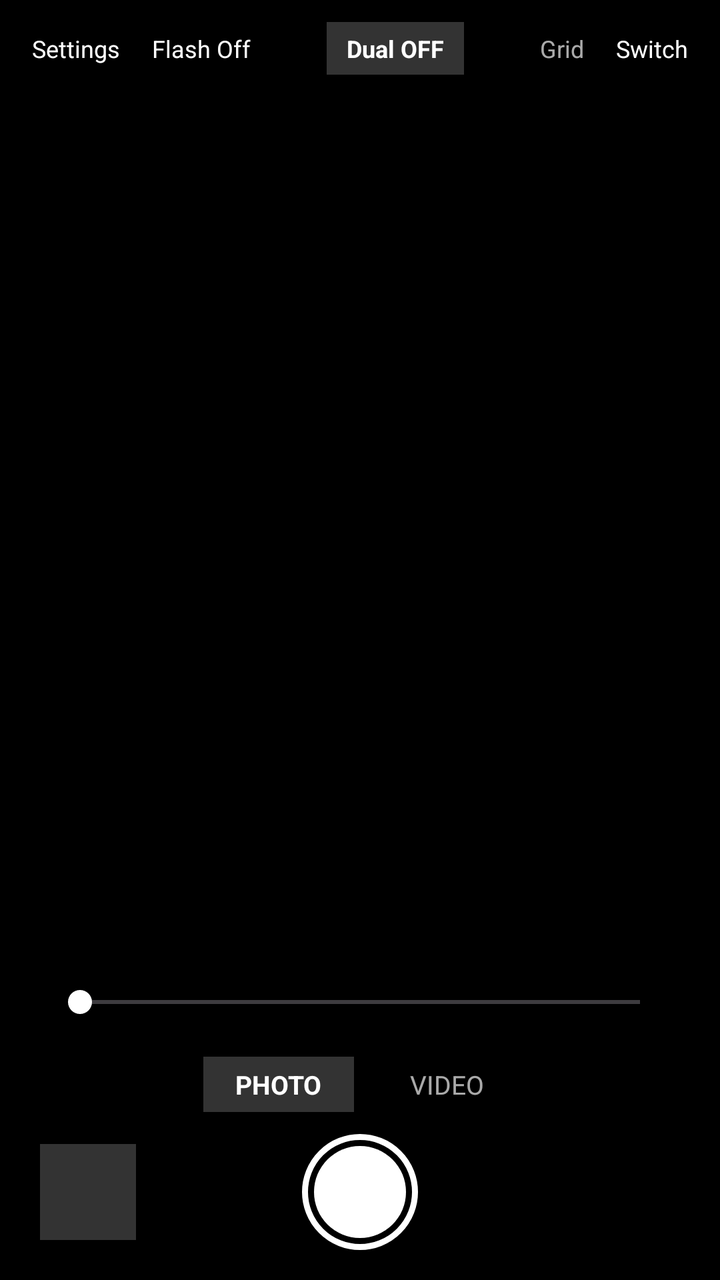
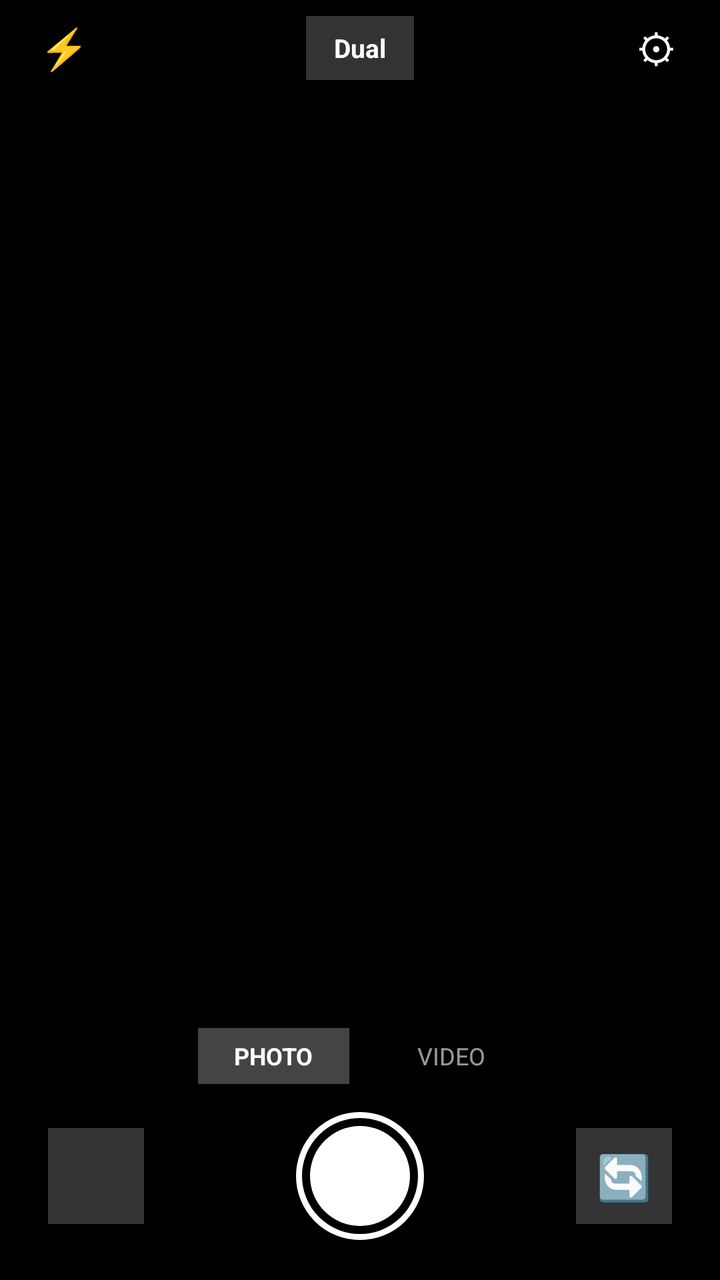

The first picture is an Android layout as it rendered before a commit; the second is the same layout after the commit. The layout source and the unified diff follow.
<!-- AndroidManifest.xml: application theme Theme.Material3.Dark.NoActionBar -->
<!-- res/layout/activity_main.xml -->
<?xml version="1.0" encoding="utf-8"?>
<FrameLayout xmlns:android="http://schemas.android.com/apk/res/android"
    android:id="@+id/root"
    android:layout_width="match_parent"
    android:layout_height="match_parent"
    android:background="#000000">

    <TextureView
        android:id="@+id/mainPreview"
        android:layout_width="match_parent"
        android:layout_height="match_parent" />

    <View
        android:id="@+id/gridOverlay"
        android:layout_width="match_parent"
        android:layout_height="match_parent"
        android:background="@drawable/grid_lines"
        android:visibility="gone" />

    
    <FrameLayout
        android:id="@+id/pipContainer"
        android:layout_width="100dp"
        android:layout_height="133dp"
        android:layout_gravity="bottom|end"
        android:layout_marginEnd="12dp"
        android:layout_marginBottom="120dp"
        android:background="#55FFFFFF"
        android:elevation="8dp"
        android:visibility="gone">

        <TextureView
            android:id="@+id/pipPreview"
            android:layout_width="match_parent"
            android:layout_height="match_parent" />
    </FrameLayout>

    
    <LinearLayout
        android:layout_width="match_parent"
        android:layout_height="wrap_content"
        android:layout_gravity="top"
        android:orientation="horizontal"
        android:gravity="center_vertical"
        android:padding="8dp"
        android:background="#88000000">

        <TextView
            android:id="@+id/btnSettings"
            android:layout_width="wrap_content"
            android:layout_height="wrap_content"
            android:padding="8dp"
            android:text="Settings"
            android:textColor="#FFF"
            android:textSize="12sp" />

        <TextView
            android:id="@+id/btnFlash"
            android:layout_width="wrap_content"
            android:layout_height="wrap_content"
            android:padding="8dp"
            android:text="Flash Off"
            android:textColor="#FFF"
            android:textSize="12sp" />

        <View android:layout_width="0dp" android:layout_height="1dp" android:layout_weight="1" />

        <TextView
            android:id="@+id/btnDual"
            android:layout_width="wrap_content"
            android:layout_height="wrap_content"
            android:paddingLeft="10dp"
            android:paddingRight="10dp"
            android:paddingTop="5dp"
            android:paddingBottom="5dp"
            android:text="Dual OFF"
            android:textColor="#FFF"
            android:textSize="12sp"
            android:textStyle="bold"
            android:background="#33FFFFFF" />

        <View android:layout_width="0dp" android:layout_height="1dp" android:layout_weight="1" />

        <TextView
            android:id="@+id/btnGrid"
            android:layout_width="wrap_content"
            android:layout_height="wrap_content"
            android:padding="8dp"
            android:text="Grid"
            android:textColor="#AAFFFFFF"
            android:textSize="12sp" />

        <TextView
            android:id="@+id/btnSwitch"
            android:layout_width="wrap_content"
            android:layout_height="wrap_content"
            android:padding="8dp"
            android:text="Switch"
            android:textColor="#FFF"
            android:textSize="12sp" />
    </LinearLayout>

    <TextView
        android:id="@+id/statusText"
        android:layout_width="match_parent"
        android:layout_height="wrap_content"
        android:layout_gravity="top"
        android:layout_marginTop="44dp"
        android:gravity="center"
        android:padding="4dp"
        android:text=""
        android:textColor="#CCFFFFFF"
        android:textSize="11sp" />

    
    <SeekBar
        android:id="@+id/zoomBar"
        android:layout_width="match_parent"
        android:layout_height="wrap_content"
        android:layout_gravity="bottom"
        android:layout_marginBottom="130dp"
        android:layout_marginLeft="24dp"
        android:layout_marginRight="24dp"
        android:max="100"
        android:progress="0"
        android:progressTint="#FFFFFF"
        android:thumbTint="#FFFFFF" />

    
    <LinearLayout
        android:layout_width="match_parent"
        android:layout_height="wrap_content"
        android:layout_gravity="bottom"
        android:orientation="vertical"
        android:background="#99000000"
        android:paddingTop="6dp"
        android:paddingBottom="12dp">

        <LinearLayout
            android:layout_width="match_parent"
            android:layout_height="wrap_content"
            android:gravity="center"
            android:orientation="horizontal"
            android:paddingBottom="8dp">

            <TextView
                android:id="@+id/btnModePhoto"
                android:layout_width="wrap_content"
                android:layout_height="wrap_content"
                android:paddingLeft="16dp"
                android:paddingRight="16dp"
                android:paddingTop="5dp"
                android:paddingBottom="5dp"
                android:text="PHOTO"
                android:textColor="#FFFFFF"
                android:textSize="13sp"
                android:textStyle="bold"
                android:background="#33FFFFFF" />

            <TextView
                android:id="@+id/btnModeVideo"
                android:layout_width="wrap_content"
                android:layout_height="wrap_content"
                android:layout_marginStart="12dp"
                android:paddingLeft="16dp"
                android:paddingRight="16dp"
                android:paddingTop="5dp"
                android:paddingBottom="5dp"
                android:text="VIDEO"
                android:textColor="#AAFFFFFF"
                android:textSize="13sp" />
        </LinearLayout>

        <RelativeLayout
            android:layout_width="match_parent"
            android:layout_height="64dp">

            
            <ImageView
                android:id="@+id/thumbPreview"
                android:layout_width="48dp"
                android:layout_height="48dp"
                android:layout_alignParentStart="true"
                android:layout_centerVertical="true"
                android:layout_marginStart="20dp"
                android:scaleType="centerCrop"
                android:background="#33FFFFFF"
                android:contentDescription="Gallery" />

            <FrameLayout
                android:id="@+id/btnCapture"
                android:layout_width="58dp"
                android:layout_height="58dp"
                android:layout_centerInParent="true"
                android:clickable="true"
                android:focusable="true">

                <View
                    android:id="@+id/shutterOuter"
                    android:layout_width="58dp"
                    android:layout_height="58dp"
                    android:layout_gravity="center"
                    android:background="@drawable/shutter_outer" />

                <View
                    android:id="@+id/shutterInner"
                    android:layout_width="46dp"
                    android:layout_height="46dp"
                    android:layout_gravity="center"
                    android:background="@drawable/shutter_inner_photo" />
            </FrameLayout>
        </RelativeLayout>
    </LinearLayout>

    
    <FrameLayout
        android:id="@+id/photoViewer"
        android:layout_width="match_parent"
        android:layout_height="match_parent"
        android:background="#EE000000"
        android:visibility="gone"
        android:clickable="true">

        <ImageView
            android:id="@+id/photoFull"
            android:layout_width="match_parent"
            android:layout_height="match_parent"
            android:scaleType="fitCenter" />

        <LinearLayout
            android:layout_width="match_parent"
            android:layout_height="wrap_content"
            android:layout_gravity="bottom"
            android:gravity="center"
            android:padding="16dp"
            android:orientation="horizontal">

            <TextView
                android:id="@+id/btnDeletePhoto"
                android:layout_width="wrap_content"
                android:layout_height="wrap_content"
                android:padding="12dp"
                android:text="Delete"
                android:textColor="#FF5252"
                android:textSize="14sp"
                android:background="#33FFFFFF" />

            <TextView
                android:id="@+id/btnClosePhoto"
                android:layout_width="wrap_content"
                android:layout_height="wrap_content"
                android:layout_marginStart="24dp"
                android:padding="12dp"
                android:text="Close"
                android:textColor="#FFF"
                android:textSize="14sp"
                android:background="#33FFFFFF" />
        </LinearLayout>
    </FrameLayout>
</FrameLayout>
<!-- resources referenced by this layout -->
<resources>
  <!-- drawable grid_lines (drawable) -->
  <?xml version="1.0" encoding="utf-8"?>
  <layer-list xmlns:android="http://schemas.android.com/apk/res/android">
      
      <item>
          <shape android:shape="rectangle">
              <size android:width="1dp" />
              <solid android:color="#44FFFFFF" />
          </shape>
      </item>
  </layer-list>
  <!-- drawable shutter_inner_photo (drawable) -->
  <?xml version="1.0" encoding="utf-8"?>
  <shape xmlns:android="http://schemas.android.com/apk/res/android"
      android:shape="oval">
      <solid android:color="#FFFFFF" />
      <size android:width="44dp" android:height="44dp" />
  </shape>
  <!-- drawable shutter_outer (drawable) -->
  <?xml version="1.0" encoding="utf-8"?>
  <shape xmlns:android="http://schemas.android.com/apk/res/android"
      android:shape="oval">
      <stroke android:width="3dp" android:color="#FFFFFF" />
      <solid android:color="#00000000" />
      <size android:width="56dp" android:height="56dp" />
  </shape>
</resources>

<!-- the commit's change to res/layout/activity_main.xml (unified diff, before → after) -->
@@ -20,13 +20,14 @@
     
     <FrameLayout
         android:id="@+id/pipContainer"
-        android:layout_width="100dp"
-        android:layout_height="133dp"
-        android:layout_gravity="bottom|end"
+        android:layout_width="110dp"
+        android:layout_height="146dp"
+        android:layout_gravity="top|end"
+        android:layout_marginTop="56dp"
         android:layout_marginEnd="12dp"
-        android:layout_marginBottom="120dp"
-        android:background="#55FFFFFF"
-        android:elevation="8dp"
+        android:background="#AAFFFFFF"
+        android:padding="2dp"
+        android:elevation="10dp"
         android:visibility="gone">
 
         <TextureView
@@ -38,66 +39,48 @@
     
     <LinearLayout
         android:layout_width="match_parent"
-        android:layout_height="wrap_content"
+        android:layout_height="48dp"
         android:layout_gravity="top"
         android:orientation="horizontal"
         android:gravity="center_vertical"
-        android:padding="8dp"
-        android:background="#88000000">
-
-        <TextView
-            android:id="@+id/btnSettings"
-            android:layout_width="wrap_content"
-            android:layout_height="wrap_content"
-            android:padding="8dp"
-            android:text="Settings"
-            android:textColor="#FFF"
-            android:textSize="12sp" />
+        android:paddingStart="12dp"
+        android:paddingEnd="12dp"
+        android:background="#66000000">
 
         <TextView
             android:id="@+id/btnFlash"
-            android:layout_width="wrap_content"
-            android:layout_height="wrap_content"
-            android:padding="8dp"
-            android:text="Flash Off"
-            android:textColor="#FFF"
-            android:textSize="12sp" />
+            android:layout_width="40dp"
+            android:layout_height="40dp"
+            android:gravity="center"
+            android:text="⚡"
+            android:textSize="20sp"
+            android:textColor="#FFFFFF" />
 
         <View android:layout_width="0dp" android:layout_height="1dp" android:layout_weight="1" />
 
         <TextView
             android:id="@+id/btnDual"
             android:layout_width="wrap_content"
-            android:layout_height="wrap_content"
-            android:paddingLeft="10dp"
-            android:paddingRight="10dp"
-            android:paddingTop="5dp"
-            android:paddingBottom="5dp"
-            android:text="Dual OFF"
-            android:textColor="#FFF"
-            android:textSize="12sp"
+            android:layout_height="32dp"
+            android:gravity="center"
+            android:paddingLeft="14dp"
+            android:paddingRight="14dp"
+            android:text="Dual"
+            android:textColor="#FFFFFF"
+            android:textSize="13sp"
             android:textStyle="bold"
             android:background="#33FFFFFF" />
 
         <View android:layout_width="0dp" android:layout_height="1dp" android:layout_weight="1" />
 
         <TextView
-            android:id="@+id/btnGrid"
-            android:layout_width="wrap_content"
-            android:layout_height="wrap_content"
-            android:padding="8dp"
-            android:text="Grid"
-            android:textColor="#AAFFFFFF"
-            android:textSize="12sp" />
-
-        <TextView
-            android:id="@+id/btnSwitch"
-            android:layout_width="wrap_content"
-            android:layout_height="wrap_content"
-            android:padding="8dp"
-            android:text="Switch"
-            android:textColor="#FFF"
-            android:textSize="12sp" />
+            android:id="@+id/btnSettings"
+            android:layout_width="40dp"
+            android:layout_height="40dp"
+            android:gravity="center"
+            android:text="⚙"
+            android:textSize="20sp"
+            android:textColor="#FFFFFF" />
     </LinearLayout>
 
     <TextView
@@ -105,26 +88,12 @@
         android:layout_width="match_parent"
         android:layout_height="wrap_content"
         android:layout_gravity="top"
-        android:layout_marginTop="44dp"
+        android:layout_marginTop="50dp"
         android:gravity="center"
-        android:padding="4dp"
+        android:padding="2dp"
         android:text=""
-        android:textColor="#CCFFFFFF"
+        android:textColor="#AAFFFFFF"
         android:textSize="11sp" />
-
-    
-    <SeekBar
-        android:id="@+id/zoomBar"
-        android:layout_width="match_parent"
-        android:layout_height="wrap_content"
-        android:layout_gravity="bottom"
-        android:layout_marginBottom="130dp"
-        android:layout_marginLeft="24dp"
-        android:layout_marginRight="24dp"
-        android:max="100"
-        android:progress="0"
-        android:progressTint="#FFFFFF"
-        android:thumbTint="#FFFFFF" />
 
     
     <LinearLayout
@@ -133,86 +102,101 @@
         android:layout_gravity="bottom"
         android:orientation="vertical"
         android:background="#99000000"
-        android:paddingTop="6dp"
-        android:paddingBottom="12dp">
-
+        android:paddingTop="8dp"
+        android:paddingBottom="16dp">
+
+        
         <LinearLayout
             android:layout_width="match_parent"
             android:layout_height="wrap_content"
             android:gravity="center"
             android:orientation="horizontal"
-            android:paddingBottom="8dp">
+            android:paddingBottom="10dp">
 
             <TextView
                 android:id="@+id/btnModePhoto"
                 android:layout_width="wrap_content"
-                android:layout_height="wrap_content"
-                android:paddingLeft="16dp"
-                android:paddingRight="16dp"
-                android:paddingTop="5dp"
-                android:paddingBottom="5dp"
+                android:layout_height="28dp"
+                android:gravity="center"
+                android:paddingLeft="18dp"
+                android:paddingRight="18dp"
                 android:text="PHOTO"
                 android:textColor="#FFFFFF"
-                android:textSize="13sp"
+                android:textSize="12sp"
                 android:textStyle="bold"
-                android:background="#33FFFFFF" />
+                android:background="#44FFFFFF" />
 
             <TextView
                 android:id="@+id/btnModeVideo"
                 android:layout_width="wrap_content"
-                android:layout_height="wrap_content"
-                android:layout_marginStart="12dp"
-                android:paddingLeft="16dp"
-                android:paddingRight="16dp"
-                android:paddingTop="5dp"
-                android:paddingBottom="5dp"
+                android:layout_height="28dp"
+                android:layout_marginStart="16dp"
+                android:gravity="center"
+                android:paddingLeft="18dp"
+                android:paddingRight="18dp"
                 android:text="VIDEO"
-                android:textColor="#AAFFFFFF"
-                android:textSize="13sp" />
+                android:textColor="#99FFFFFF"
+                android:textSize="12sp" />
         </LinearLayout>
 
+        
         <RelativeLayout
             android:layout_width="match_parent"
-            android:layout_height="64dp">
-
-            
+            android:layout_height="72dp"
+            android:paddingStart="24dp"
+            android:paddingEnd="24dp">
+
             <ImageView
                 android:id="@+id/thumbPreview"
                 android:layout_width="48dp"
                 android:layout_height="48dp"
                 android:layout_alignParentStart="true"
                 android:layout_centerVertical="true"
-                android:layout_marginStart="20dp"
                 android:scaleType="centerCrop"
                 android:background="#33FFFFFF"
                 android:contentDescription="Gallery" />
 
             <FrameLayout
                 android:id="@+id/btnCapture"
-                android:layout_width="58dp"
-                android:layout_height="58dp"
+                android:layout_width="64dp"
+                android:layout_height="64dp"
                 android:layout_centerInParent="true"
                 android:clickable="true"
                 android:focusable="true">
 
                 <View
                     android:id="@+id/shutterOuter"
-                    android:layout_width="58dp"
-                    android:layout_height="58dp"
+                    android:layout_width="64dp"
+                    android:layout_height="64dp"
                     android:layout_gravity="center"
                     android:background="@drawable/shutter_outer" />
 
                 <View
                     android:id="@+id/shutterInner"
-                    android:layout_width="46dp"
-                    android:layout_height="46dp"
+                    android:layout_width="50dp"
+                    android:layout_height="50dp"
                     android:layout_gravity="center"
                     android:background="@drawable/shutter_inner_photo" />
             </FrameLayout>
+
+            <TextView
+                android:id="@+id/btnSwitch"
+                android:layout_width="48dp"
+                android:layout_height="48dp"
+                android:layout_alignParentEnd="true"
+                android:layout_centerVertical="true"
+                android:gravity="center"
+                android:text="🔄"
+                android:textSize="22sp"
+                android:textColor="#FFFFFF"
+                android:background="#33FFFFFF" />
         </RelativeLayout>
     </LinearLayout>
 
     
+    <TextView android:id="@+id/btnGrid" android:layout_width="0dp" android:layout_height="0dp" android:visibility="gone" />
+    <SeekBar xmlns:android="http://schemas.android.com/apk/res/android" android:id="@+id/zoomBar" android:layout_width="0dp" android:layout_height="0dp" android:visibility="gone" android:max="100" />
+
     <FrameLayout
         android:id="@+id/photoViewer"
         android:layout_width="match_parent"
